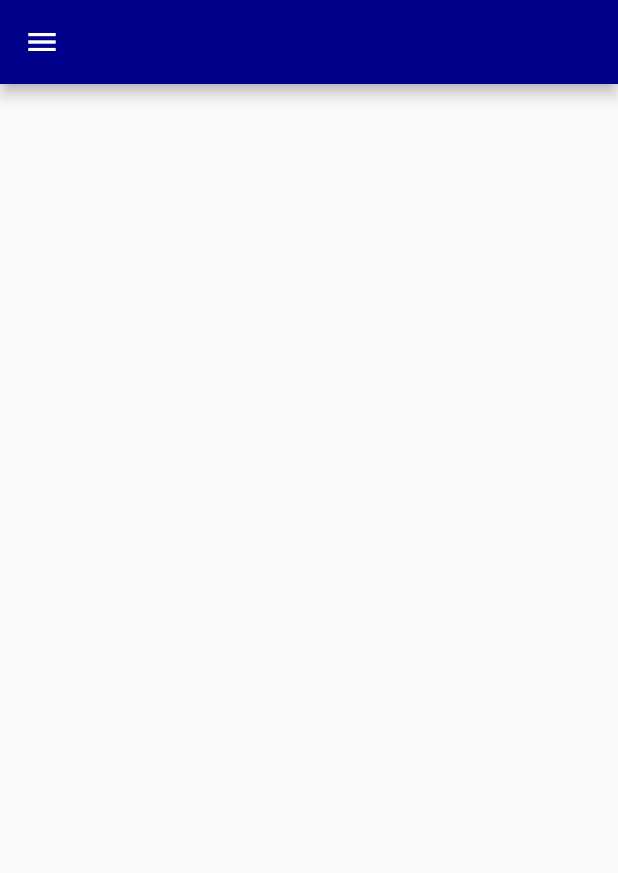
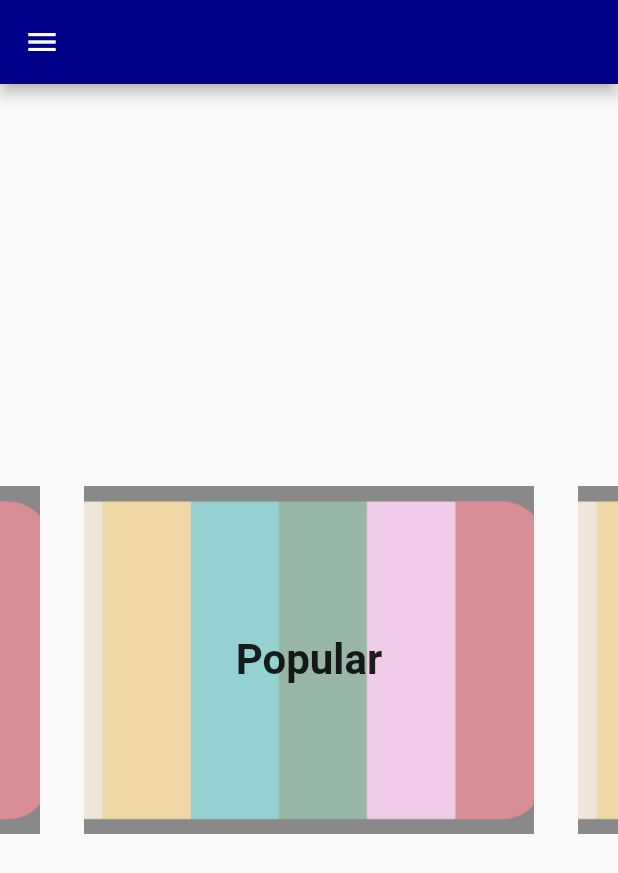
Before and after one commit to Nuwi96/entertainment-app, a Flutter app: the screen it shows after launch, in the side drawer, after a tap on "Tv Shows", on a phone screen of 412 x 824 dp. Shown: the top 873 px of the screen. Run offline on Flutter 3.47's test engine with Material 2 defaults, Android fonts, the phone set to English and light mode, and no system bars; drawn by our look-alikes of carousel_slider; our stand-ins replace cloud_firestore, firebase_core, sqflite, toast; accounts and stored records are empty.

Commit message:
tv show componenet

```diff
--- a/lib/ui/tv_shows_popular.dart
+++ b/lib/ui/tv_shows_popular.dart
@@ -1,9 +1,12 @@
 import 'dart:convert';
+import 'package:carousel_slider/carousel_slider.dart';
 import 'package:cloud_firestore/cloud_firestore.dart';
 import 'package:education_app/ui/side_menu.dart';
+import 'package:education_app/ui/tv_list_view.dart';
 import 'package:flutter/cupertino.dart';
 import 'package:flutter/material.dart';
 import 'package:http/http.dart' as http;
+
 class TvShows extends StatefulWidget {
   const TvShows({Key key}) : super(key: key);
 
@@ -13,69 +16,66 @@ class TvShows extends StatefulWidget {
 
 class _TvShowsState extends State<TvShows> {
   final CollectionReference _tv_shows =
-  FirebaseFirestore.instance.collection('tv_top_rated');
+      FirebaseFirestore.instance.collection('on_air_tv_shows');
 
-  Map tvShows = {};
+  // Map tvShows = {};
+
   @override
   void initState() {
     super.initState();
-    WidgetsBinding.instance.addPostFrameCallback((_) {
-      getData();
-    });
-    getData();
-
+    // WidgetsBinding.instance.addPostFrameCallback((_) {
+    //   getData();
+    // });
+    // getData();
   }
 
-  getData() async {
-
-    http.Response response = await http.get(Uri.parse(
-        'https://api.themoviedb.org/3/tv/top_rated?api_key=66ed895e7cd5320bdb1a8245e2a25f6a&language=en-US&page=1'));
-        // 'https://api.themoviedb.org/3/tv/popular?api_key=66ed895e7cd5320bdb1a8245e2a25f6a&language=en-US&page=1'));
-    try {
-      setState(() {
-        tvShows = jsonDecode(response.body);
-      });
-      print(tvShows);
-       setData();
-    } catch (e) {
-      return 'failed';
-    }
-  }
-
-
-  Future<void> setData() async {
-    QuerySnapshot querySnapshot = await _tv_shows.get();
-
-    final allData = querySnapshot.docs.map((doc) => doc.data()).toList();
-    print(tvShows['results'].length);
-
-    for (int i = 0; i < tvShows['results'].length; i++) {
-      print(      tvShows['results'][i]
-      );
-      // await _tv_shows.add({
-      //   "backdrop_path": tvShows['results'][i]['backdrop_path'],
-      //   "popularity": tvShows['results'][i]['popularity'],
-      //   "name": tvShows['results'][i]['original_name'],
-      //   "overview": tvShows['results'][i]['overview'],
-      //   "id": tvShows['results'][i]['id'],
-      // });
-
-
-      // if (a != tvShows['results'][i]['id']) {
-      //   _tv_shows.add({
-      //     "backdrop_path": tvShows['results'][i]['backdrop_path'],
-      //     "popularity": tvShows['results'][i]['popularity'],
-      //     "name": tvShows['results'][i]['name'],
-      //     "overview": tvShows['results'][i]['overview'],
-      //     "id": tvShows['results'][i]['id'],
-      //   });
-      // }else{
-      //   print('duplicate');
-      // }
-
-      // allData[i]['doc_id'] = querySnapshot.docs[i].id;
-    }
-  }
+  // getData() async {
+  //   http.Response response = await http.get(Uri.parse(
+  //       'https://api.themoviedb.org/3/tv/on_the_air?api_key=66ed895e7cd5320bdb1a8245e2a25f6a&language=en-US&page=1'));
+  //   // 'https://api.themoviedb.org/3/tv/top_rated?api_key=66ed895e7cd5320bdb1a8245e2a25f6a&language=en-US&page=1'));
+  //   // 'https://api.themoviedb.org/3/tv/popular?api_key=66ed895e7cd5320bdb1a8245e2a25f6a&language=en-US&page=1'));
+  //   try {
+  //     setState(() {
+  //       tvShows = jsonDecode(response.body);
+  //     });
+  //     print(tvShows);
+  //     setData();
+  //   } catch (e) {
+  //     return 'failed';
+  //   }
+  // }
+  //
+  // Future<void> setData() async {
+  //   QuerySnapshot querySnapshot = await _tv_shows.get();
+  //
+  //   final allData = querySnapshot.docs.map((doc) => doc.data()).toList();
+  //   print(tvShows['results'].length);
+  //
+  //   for (int i = 0; i < tvShows['results'].length; i++) {
+  //     print(tvShows['results'][i]);
+  //     await _tv_shows.add({
+  //       "backdrop_path": tvShows['results'][i]['backdrop_path'],
+  //       "popularity": tvShows['results'][i]['popularity'],
+  //       "name": tvShows['results'][i]['original_name'],
+  //       "overview": tvShows['results'][i]['overview'],
+  //       "id": tvShows['results'][i]['id'],
+  //     });
+  //
+  //     // if (a != tvShows['results'][i]['id']) {
+  //     //   _tv_shows.add({
+  //     //     "backdrop_path": tvShows['results'][i]['backdrop_path'],
+  //     //     "popularity": tvShows['results'][i]['popularity'],
+  //     //     "name": tvShows['results'][i]['name'],
+  //     //     "overview": tvShows['results'][i]['overview'],
+  //     //     "id": tvShows['results'][i]['id'],
+  //     //   });
+  //     // }else{
+  //     //   print('duplicate');
+  //     // }
+  //
+  //     // allData[i]['doc_id'] = querySnapshot.docs[i].id;
+  //   }
+  // }
 
   @override
   Widget build(BuildContext context) {
@@ -84,6 +84,124 @@ class _TvShowsState extends State<TvShows> {
         appBar: AppBar(
           backgroundColor: Color(0xff00008B),
         ),
-        body: Center());
+        body: Center(
+            child:
+                Column(mainAxisAlignment: MainAxisAlignment.center, children: <
+                    Widget>[
+          CarouselSlider(
+            items: [
+              GestureDetector(
+                  behavior: HitTestBehavior.opaque,
+                  onTap: () {
+                    Navigator.push(
+                      context,
+                      MaterialPageRoute(builder: (context) =>  TvShowListView(type:'tv_shows')),
+                    );
+                  },
+                  child: SizedBox(
+                      width: 300.0,
+                      height: 800.0,
+                      child: Stack(
+                        children: <Widget>[
+                          Container(
+                            decoration: BoxDecoration(
+                              image: DecorationImage(
+                                colorFilter: ColorFilter.mode(
+                                    Colors.black.withOpacity(0.50),
+                                    BlendMode.dstATop),
+                                image:
+                                    const AssetImage('assets/images/tv2.jpg'),
+                                fit: BoxFit.cover,
+                              ),
+                            ),
+                          ),
+                          const Center(
+                            child: Text(
+                              'Popular',
+                              style: TextStyle(
+                                fontSize: 28,
+                                fontWeight: FontWeight.bold,
+                              ),
+                            ),
+                          )
+                        ],
+                      ))),
+          GestureDetector(
+            behavior: HitTestBehavior.opaque,
+            onTap: () {
+              Navigator.push(
+                context,
+                MaterialPageRoute(builder: (context) => TvShowListView(type:'tv_top_rated')),
+              );
+            },
+            child:SizedBox(
+                  width: 300.0,
+                  height: 800.0,
+                  child: Stack(
+                    children: <Widget>[
+                      Container(
+                        decoration: BoxDecoration(
+                          image: DecorationImage(
+                            colorFilter: ColorFilter.mode(
+                                Colors.black.withOpacity(0.50),
+                                BlendMode.dstATop),
+                            image: const AssetImage('assets/images/tv2.jpg'),
+                            fit: BoxFit.cover,
+                          ),
+                        ),
+                      ),
+                      const Center(
+                        child: Text(
+                          'Top Rated',
+                          style: TextStyle(
+                            fontSize: 28,
+                            fontWeight: FontWeight.bold,
+                          ),
+                        ),
+                      )
+                    ],
+                  ))),
+          GestureDetector(
+            behavior: HitTestBehavior.opaque,
+            onTap: () {
+              Navigator.push(
+                context,
+                MaterialPageRoute(builder: (context) => TvShowListView(type:'on_air_tv_shows')),
+              );
+            },
+            child: SizedBox(
+                  width: 300.0,
+                  height: 800.0,
+                  child: Stack(
+                    children: <Widget>[
+                      Container(
+                        decoration: BoxDecoration(
+                          image: DecorationImage(
+                            colorFilter: ColorFilter.mode(
+                                Colors.black.withOpacity(0.50),
+                                BlendMode.dstATop),
+                            image: const AssetImage('assets/images/tv2.jpg'),
+                            fit: BoxFit.cover,
+                          ),
+                        ),
+                      ),
+                      const Center(
+                        child: Text(
+                          'On Air',
+                          style: TextStyle(
+                            fontSize: 28,
+                            fontWeight: FontWeight.bold,
+                          ),
+                        ),
+                      )
+                    ],
+                  ))),
+            ],
+            //Slider Container properties
+            options: CarouselOptions(
+              autoPlay: true,
+            ),
+          )
+        ])));
   }
 }
--- a/pubspec.yaml
+++ b/pubspec.yaml
@@ -73,6 +73,7 @@ flutter:
     - assets/images/movie - Copy.jpg
     - assets/images/tv - Copy.jpg
     - assets/images/en.jpg
+    - assets/images/tv2.jpg
 
 
 
```
Also changed, not shown: lib/ui/tv_list_view.dart (added, +166 -0 lines), assets/images/tv2.jpg (added).
